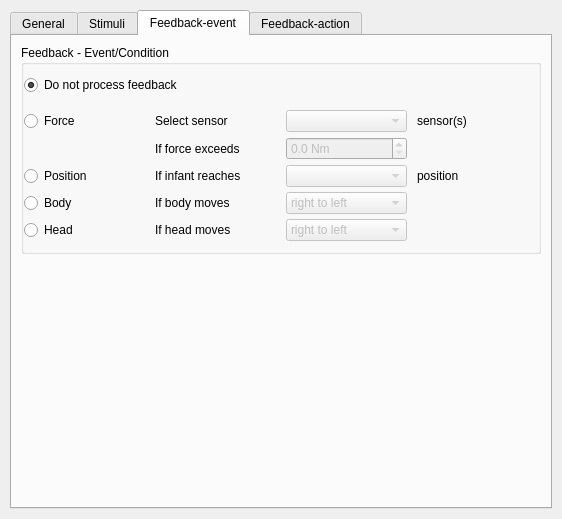
Qt form Scenario_designer/ct_conftoyflower.ui (luizamici/caretoy) before a commit.
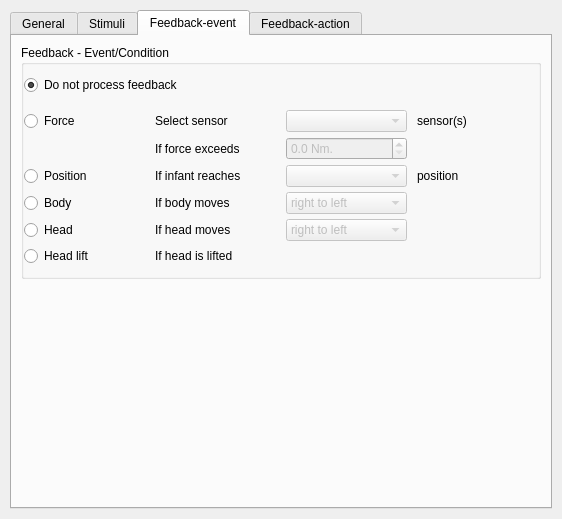
The same form after that commit. The open tabs and pages were chosen to show the change. Custom widgets are drawn as their Qt base class.

```diff
--- a/Scenario_designer/ct_conftoyflower.ui
+++ b/Scenario_designer/ct_conftoyflower.ui
@@ -514,7 +514,7 @@
              <bool>false</bool>
             </property>
             <property name="suffix">
-             <string> Nm</string>
+             <string> Nm.</string>
             </property>
             <property name="decimals">
              <number>1</number>
@@ -604,6 +604,20 @@
             </item>
            </widget>
           </item>
+          <item row="7" column="0">
+           <widget class="QRadioButton" name="qrb_headlifted_event">
+            <property name="text">
+             <string>Head lift</string>
+            </property>
+           </widget>
+          </item>
+          <item row="7" column="1">
+           <widget class="QLabel" name="label_2">
+            <property name="text">
+             <string>If head is lifted</string>
+            </property>
+           </widget>
+          </item>
          </layout>
         </widget>
        </item>
```
Left out of the diff: 32 changed lines with no effect on the pictures.
